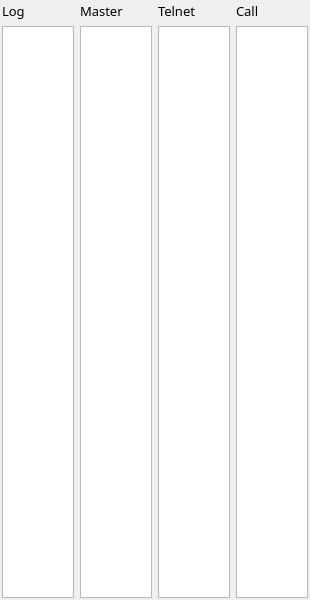
Above: not1mm/data/checkwindow.ui from mbridak/not1mm before the change. Below: the same form after it.
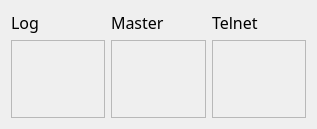
That is the form after the change.

Commit message: Add color indicators, poached from kyleboyle

```diff
--- a/not1mm/data/checkwindow.ui
+++ b/not1mm/data/checkwindow.ui
@@ -6,8 +6,8 @@
    <rect>
     <x>0</x>
     <y>0</y>
-    <width>310</width>
-    <height>600</height>
+    <width>317</width>
+    <height>129</height>
    </rect>
   </property>
   <property name="font">
@@ -19,7 +19,7 @@
   <property name="windowTitle">
    <string>Check Partial</string>
   </property>
-  <layout class="QGridLayout" name="gridLayout">
+  <layout class="QVBoxLayout" name="verticalLayout">
    <property name="leftMargin">
     <number>2</number>
    </property>
@@ -32,84 +32,118 @@
    <property name="bottomMargin">
     <number>2</number>
    </property>
-   <item row="1" column="1">
-    <widget class="QListWidget" name="masterList">
-     <property name="focusPolicy">
-      <enum>Qt::NoFocus</enum>
-     </property>
-    </widget>
-   </item>
-   <item row="1" column="3">
-    <widget class="QListWidget" name="callhistoryList">
-     <property name="focusPolicy">
-      <enum>Qt::NoFocus</enum>
-     </property>
-    </widget>
-   </item>
+   <item>
+    <widget class="QWidget" name="widget" native="true">
+     <layout class="QGridLayout" name="gridLayout_2">
    <item row="1" column="2">
-    <widget class="QListWidget" name="telnetList">
+       <widget class="QScrollArea" name="dxcAreaScroll">
      <property name="focusPolicy">
-      <enum>Qt::NoFocus</enum>
-     </property>
+         <enum>Qt::ClickFocus</enum>
+        </property>
+        <property name="widgetResizable">
+         <bool>true</bool>
+        </property>
+        <widget class="QWidget" name="dxcScrollWidget">
+         <property name="geometry">
+          <rect>
+           <x>0</x>
+           <y>0</y>
+           <width>92</width>
+           <height>81</height>
+          </rect>
+         </property>
+         <layout class="QVBoxLayout" name="dxcLayout">
+          <property name="spacing">
+           <number>0</number>
+          </property>
+          <property name="margin" stdset="0">
+           <number>0</number>
+          </property>
+         </layout>
+        </widget>
+       </widget>
+      </item>
+      <item row="1" column="1">
+       <widget class="QScrollArea" name="masterAreaScroll">
+        <property name="focusPolicy">
+         <enum>Qt::ClickFocus</enum>
+        </property>
+        <property name="widgetResizable">
+         <bool>true</bool>
+        </property>
+        <widget class="QWidget" name="masterScrollWidget">
+         <property name="geometry">
+          <rect>
+           <x>0</x>
+           <y>0</y>
+           <width>93</width>
+           <height>81</height>
+          </rect>
+         </property>
+         <layout class="QVBoxLayout" name="masterLayout">
+          <property name="spacing">
+           <number>0</number>
+          </property>
+          <property name="margin" stdset="0">
+           <number>0</number>
+          </property>
+         </layout>
+        </widget>
     </widget>
    </item>
    <item row="1" column="0">
-    <widget class="QListWidget" name="logList">
+       <widget class="QScrollArea" name="qsoAreaScroll">
+        <property name="focusPolicy">
+         <enum>Qt::ClickFocus</enum>
+        </property>
+        <property name="widgetResizable">
+         <bool>true</bool>
+        </property>
+        <widget class="QWidget" name="qsoScrollWidget">
+         <property name="geometry">
+          <rect>
+           <x>0</x>
+           <y>0</y>
+           <width>92</width>
+           <height>81</height>
+          </rect>
+         </property>
      <property name="focusPolicy">
       <enum>Qt::NoFocus</enum>
      </property>
+         <layout class="QVBoxLayout" name="qsoLayout">
+          <property name="spacing">
+           <number>0</number>
+          </property>
+          <property name="margin" stdset="0">
+           <number>0</number>
+          </property>
+         </layout>
+        </widget>
     </widget>
    </item>
    <item row="0" column="0">
-    <widget class="QLabel" name="logListLabel">
-     <property name="font">
-      <font>
-       <family>JetBrains Mono</family>
-       <pointsize>10</pointsize>
-      </font>
-     </property>
+       <widget class="QLabel" name="label">
      <property name="text">
       <string>Log</string>
      </property>
     </widget>
    </item>
    <item row="0" column="1">
-    <widget class="QLabel" name="masterListLabel">
-     <property name="font">
-      <font>
-       <family>JetBrains Mono</family>
-       <pointsize>10</pointsize>
-      </font>
-     </property>
+       <widget class="QLabel" name="label_2">
      <property name="text">
       <string>Master</string>
      </property>
     </widget>
    </item>
    <item row="0" column="2">
-    <widget class="QLabel" name="telnetListLabel">
-     <property name="font">
-      <font>
-       <family>JetBrains Mono</family>
-       <pointsize>10</pointsize>
-      </font>
-     </property>
+       <widget class="QLabel" name="label_3">
      <property name="text">
       <string>Telnet</string>
      </property>
     </widget>
    </item>
-   <item row="0" column="3">
-    <widget class="QLabel" name="callhistoryListLabel">
-     <property name="font">
-      <font>
-       <family>JetBrains Mono</family>
-       <pointsize>10</pointsize>
-      </font>
-     </property>
-     <property name="text">
-      <string>Call</string>
-     </property>
+     </layout>
     </widget>
    </item>
   </layout>
```
Lines whose indentation alone changed are shown as unchanged. The commit also changes 2 other files.
